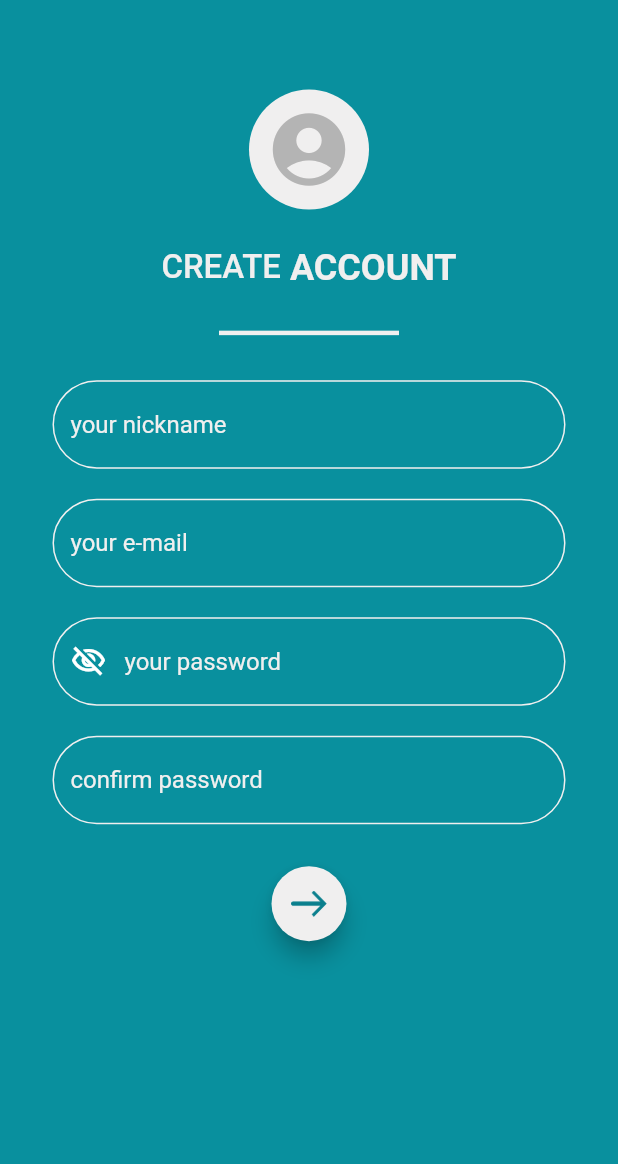
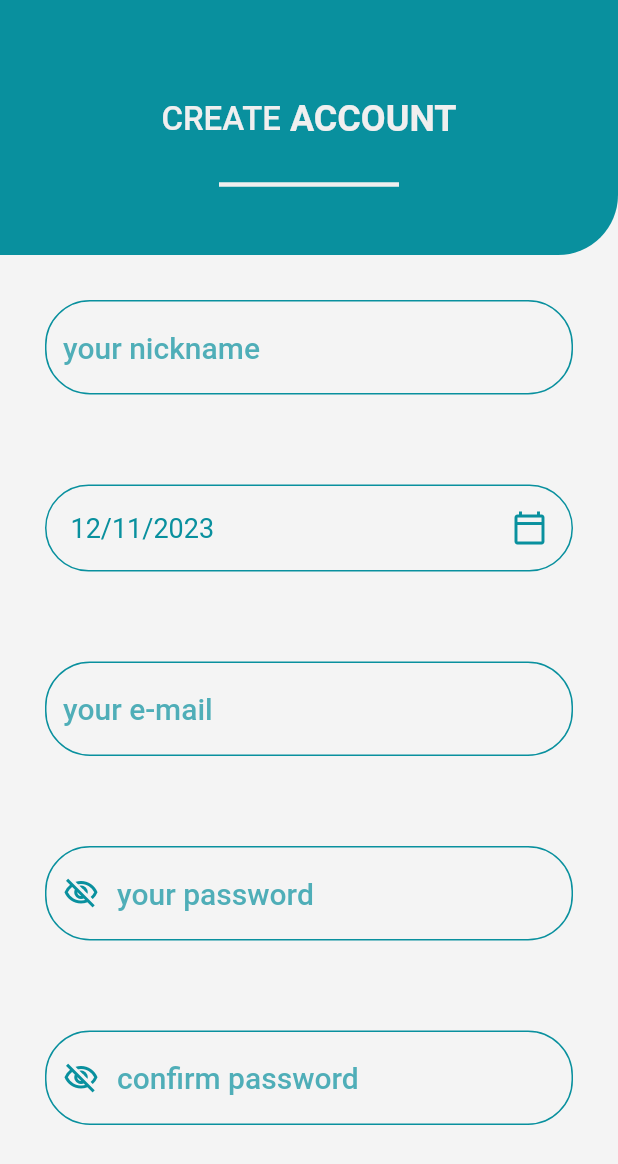
Before and after one commit to m3rof/taafe, a Flutter app: the RegisterScreen screen opened directly, on a phone screen of 412 x 824 dp. Shown: the top 1164 px of the screen. Run offline on Flutter 3.47's test engine with Material 2 defaults, Android fonts, the phone set to English and light mode, and no system bars; our stand-ins replace bloc, curved_navigation_bar, dio, flutter_bloc, flutter_local_notifications and 2 more; missing offline and left inert: awesome_icons, dart:ffi.

```diff
--- a/lib/layout/home/home_widget/drawer_body.dart
+++ b/lib/layout/home/home_widget/drawer_body.dart
@@ -42,7 +42,7 @@ class DrawerBody extends StatelessWidget {
             itemDrawer(context,FontAwesomeIcons.bell,'Medicine Alarm',(){
               Navigator.push(context, MaterialPageRoute(builder: (context) => const MedicineAlarmScreen(),));
             }),
-            itemDrawer(context,FontAwesomeIcons.heart,'Interests / Hobbies',(){}),
+            itemDrawer(context,FontAwesomeIcons.heart,'Interests',(){}),
             itemDrawer(context,FontAwesomeIcons.calendarTimes,'Appointments',(){
               Navigator.push(context, MaterialPageRoute(builder: (context) => const AppointmentScreen(),));
             }),
--- a/lib/main.dart
+++ b/lib/main.dart
@@ -5,7 +5,9 @@ import 'package:taafe/modules/drawer_items/appointment/appointment_cubit/appoint
 import 'package:taafe/modules/login/login_cubit/login_cubit.dart';
 import 'package:taafe/modules/login/login_screen.dart';
 import 'package:taafe/modules/posts/posts_cubit/posts_cubit.dart';
+import 'package:taafe/modules/register/register_screen.dart';
 import 'package:taafe/modules/setting_items/my_account/my_account_cubit/my_account_cubit.dart';
+import 'package:taafe/modules/test.dart';
 import 'package:taafe/shared/network/local/notification/notification.dart';
 import 'package:taafe/shared/network/remote/dio_helper.dart';
 import 'layout/home/home_cubit/home_cubit.dart';
@@ -43,7 +45,7 @@ class MyApp extends StatelessWidget {
         debugShowCheckedModeBanner: false,
         title: 'taafe',
         theme: ThemeManager.themeApp,
-        home:const HomeScreen(),
+        home:const LoginScreen(),
       ),
     );
   }
--- a/lib/modules/drawer_items/appointment/appointment_screen.dart
+++ b/lib/modules/drawer_items/appointment/appointment_screen.dart
@@ -22,12 +22,12 @@ class AppointmentScreen extends StatelessWidget {
             SliverToBoxAdapter(
               child: Padding(
                 padding: const EdgeInsets.only(
-                    left: SizeManager.s24, right: SizeManager.s22),
+                    left: SizeManager.s16, right: SizeManager.s16),
                 child: Column(
                   crossAxisAlignment: CrossAxisAlignment.start,
                   children: [
                     Text(
-                      'appointment',
+                      'appointment_doctor',
                       style: Theme.of(context).textTheme.bodyLarge,
                     ),
                     SizedBox(
--- a/lib/modules/login/login_screen.dart
+++ b/lib/modules/login/login_screen.dart
@@ -117,7 +117,7 @@ class _LoginScreenState extends State<LoginScreen> {
                       function: () {
                         moveScreen(context: context, screen:const RegisterScreen());
                       },
-                      text: StringManager.newAccount)
+                      text: StringManager.newAccount),
                 ],
               ),
             ),
--- a/lib/modules/register/register_cubit/register_state.dart
+++ b/lib/modules/register/register_cubit/register_state.dart
@@ -7,3 +7,8 @@ class RegisterSuccessState extends RegisterState{}
 class RegisterErrorState extends RegisterState{}
 class RegisterChangeVisibilityState extends RegisterState{}
 class RegisterChangeIconVisibilityState extends RegisterState{}
+class RegisterChangeVisibility2State extends RegisterState{}
+class RegisterChangeIconVisibility2State extends RegisterState{}
+class RegisterDateTimeState extends RegisterState{}
+class RegisterOnClickedState extends RegisterState{}
+class RegistergenderState extends RegisterState{}
--- a/lib/modules/register/register_screen.dart
+++ b/lib/modules/register/register_screen.dart
@@ -1,9 +1,11 @@
 import 'package:flutter/material.dart';
 import 'package:flutter_bloc/flutter_bloc.dart';
+import 'package:intl/intl.dart';
 import 'package:taafe/modules/register/register_cubit/register_state.dart';
 import 'package:taafe/shared/resourses/assets_manager.dart';
 import 'package:taafe/shared/resourses/color_manager.dart';
 import 'package:taafe/shared/resourses/strings_manager.dart';
+import 'package:taafe/shared/resourses/styles.dart';
 import 'package:taafe/shared/resourses/value_app.dart';
 
 import '../../shared/components/components.dart';
@@ -51,86 +53,162 @@ class _RegisterScreenState extends State<RegisterScreen> {
     return BlocConsumer<RegisterCubit, RegisterState>(
       listener: (context, state) {},
       builder: (context, state) => Scaffold(
-        backgroundColor: ColorManager.primaryColor,
-        body: Padding(
-          padding: const EdgeInsets.all(SizeManager.s35),
-          child: SingleChildScrollView(
+        body: SingleChildScrollView(
           child: Form(
             key: key,
             child: Column(
               crossAxisAlignment: CrossAxisAlignment.center,
               children: [
-                  SizedBox(
-                    height: hightMedia(context: context, h: SizeManager.s_03),
-                  ),
-                  userPhoto(null),
-                  SizedBox(
-                    height: hightMedia(context: context, h: SizeManager.s_03),
-                  ),
+                Container(
+                  padding: const EdgeInsets.only(top: SizeManager.s20),
+                  width: double.infinity,
+                  height: SizeManager.s170,
+                  decoration: const BoxDecoration(
+                      color: ColorManager.primaryColor,
+                      borderRadius: BorderRadius.only(
+                          bottomRight: Radius.circular(SizeManager.s40))),
+                  child: Column(
+                    mainAxisAlignment: MainAxisAlignment.center,
+                    children: [
                       createAccountText(),
                       const SizedBox(
                         height: SizeManager.s28,
                       ),
                       line(),
-                  const SizedBox(
-                    height: SizeManager.s30,
+                    ],
                   ),
-                  textFieldRegister(
+                ),
+                Padding(
+                  padding: const EdgeInsets.all(SizeManager.s30),
+                  child: textFieldRegister(
                     textInputType: TextInputType.text,
                     controller: username,
                     hint: StringManager.userRegister,
                     validator: StringManager.userValidatorRegister,
                   ),
-                  const SizedBox(
-                    height: SizeManager.s20,
                 ),
-                  textFieldRegister(
+                Padding(
+                  padding: const EdgeInsets.all(SizeManager.s30),
+                  child: InkWell(
+                    onTap: () {
+                      cubit.showCalender(context: context);
+                    },
+                    child: Container(
+                      padding: const EdgeInsets.all(SizeManager.s16),
+                      decoration: BoxDecoration(
+                          borderRadius: const BorderRadius.all(
+                            Radius.circular(SizeManager.s30),
+                          ),
+                          border: Border.all(color: ColorManager.primaryColor)),
+                      child: Row(
+                        children: [
+                          Text(
+                              DateFormat('MM/dd/yyyy').format(cubit.dateTime),
+                              style: StylesManager.headPrimary3.copyWith(
+                                  fontSize: SizeManager.s18,
+                                  fontWeight: FontWeight.w400)),
+                          const Spacer(),
+                          const Icon(
+                            Icons.calendar_today_outlined,
+                            color: ColorManager.primaryColor,
+                          )
+                        ],
+                      ),
+                    ),
+                  ),
+                ),
+                Padding(
+                  padding: const EdgeInsets.all(SizeManager.s30),
+                  child: textFieldRegister(
                     textInputType: TextInputType.emailAddress,
                     email: true,
                     controller: email,
                     hint: StringManager.emailRegister,
                     validator: StringManager.emailValidatorRegister,
                   ),
-                  const SizedBox(
-                    height: SizeManager.s20,
                 ),
-                  textFieldRegister(
-                    obsurce:cubit.visibility,
-                    prefixIcon:IconButton(
+                Padding(
+                  padding: const EdgeInsets.all(SizeManager.s30),
+                  child: textFieldRegister(
+                    obsurce: cubit.visibility1,
+                    prefixIcon: IconButton(
                       onPressed: () {
                         cubit.changeVisibility();
                         cubit.changeIconVisibility();
                       },
                       icon: cubit.iconVisibility,
-                        color: Colors.white,
+                      color: ColorManager.primaryColor,
                     ),
                     textInputType: TextInputType.visiblePassword,
                     controller: password,
                     hint: StringManager.passwordRegister,
                     validator: StringManager.passwordValidatorRegister,
                   ),
-                  const SizedBox(
-                    height: SizeManager.s20,
                 ),
-                  textFieldRegister(
-                    suffixIcon: confirmPassword.text == password.text &&
+                Padding(
+                  padding: const EdgeInsets.all(SizeManager.s30),
+                  child: textFieldRegister(
+                    suffixIcon:
+                        confirmPassword.text.trim() == password.text.trim() &&
                                 password.text != '' &&
                                 confirmPassword != ''
-                        ? const Icon(
-                            Icons.done,
-                            color: Colors.white,
-                            size: SizeManager.s28
-                          )
+                            ? const Icon(Icons.done,
+                                color: ColorManager.primaryColor,
+                                size: SizeManager.s28)
                             : null,
                     textInputType: TextInputType.visiblePassword,
                     controller: confirmPassword,
                     hint: StringManager.confirmRegister,
                     validator: StringManager.confirmValidatorRegister,
+                    obsurce: cubit.visibility2,
+                    prefixIcon: IconButton(
+                      onPressed: () {
+                        cubit.changeVisibility2();
+                        cubit.changeIconVisibility2();
+                      },
+                      icon: cubit.iconVisibility2,
+                      color: ColorManager.primaryColor,
+                    ),
+                  ),
+                ),
+                Padding(
+                  padding: const EdgeInsets.all(SizeManager.s30),
+                  child: Row(
+                    children: [
+                      Expanded(
+                        child: RadioListTile(
+                          title: Text(
+                            'male',
+                            style: StylesManager.or.copyWith(
+                                fontSize: 18, fontWeight: FontWeight.w500),
+                          ),
+                          activeColor: ColorManager.primaryColor,
+                          value: RegisterCubit.gender[0],
+                          groupValue: cubit.currentType,
+                          onChanged: (value) => cubit.radioFunction(value),
+                        ),
+                      ),
+                      Expanded(
+                        child: RadioListTile(
+                          activeColor: ColorManager.primaryColor,
+                          title: Text(
+                            'female',
+                            style: StylesManager.or.copyWith(
+                                fontSize: 18, fontWeight: FontWeight.w500),
+                          ),
+                          value: RegisterCubit.gender[1],
+                          groupValue: cubit.currentType,
+                          onChanged: (value) => cubit.radioFunction(value),
+                        ),
+                      ),
+                    ],
+                  ),
                 ),
                 const SizedBox(
                   height: SizeManager.s28,
                 ),
-                  floatingButton(() {
+                ElevatedButton(
+                    onPressed: () {
                       cubit.checkValidation(
                           context: context,
                           key: key,
@@ -139,15 +217,11 @@ class _RegisterScreenState extends State<RegisterScreen> {
                           confirmController: confirmPassword,
                           userController: username);
                     },
-                      const Image(
-                        image: AssetImage(AssetsManager.right),
-                        width: SizeManager.s24,
-                        height: SizeManager.s24,
+                    child: const Text('Register')),
+                const SizedBox(
+                  height: SizeManager.s28,
                 ),
-                      width: SizeManager.s50,
-                      height: SizeManager.s50)
               ],
-              ),
             ),
           ),
         ),
--- a/lib/shared/components/components.dart
+++ b/lib/shared/components/components.dart
@@ -1,10 +1,14 @@
 import 'package:awesome_icons/awesome_icons.dart';
 import 'package:curved_navigation_bar/curved_navigation_bar.dart';
+import 'package:flutter/cupertino.dart';
 import 'package:flutter/material.dart';
 import 'package:readmore/readmore.dart';
 import 'package:smooth_star_rating_null_safety/smooth_star_rating_null_safety.dart';
+import 'package:taafe/modules/about_doctor/about_doctor_screen.dart';
+import 'package:taafe/modules/drawer_items/appointment/appointment_screen.dart';
 import 'package:taafe/modules/posts/posts_cubit/posts_cubit.dart';
 import '../../layout/home/home_cubit/home_cubit.dart';
+import '../../modules/appointment_doctor/appointment_doctor_screen.dart';
 import '../../modules/drawer_items/medicine_alarm/medicine_alarm_cubit/medicine_alarm_cubit.dart';
 import '../resourses/assets_manager.dart';
 import '../resourses/color_manager.dart';
@@ -86,23 +90,20 @@ Widget textFieldRegister(
       return null;
     },
     controller: controller,
-    style: StylesManager.hint,
+    style: StylesManager.headPrimary3.copyWith(fontWeight: FontWeight.w500),
     obscureText: obsurce,
     keyboardType: textInputType,
-    cursorColor: ColorManager.textWhite,
+    cursorColor: ColorManager.primaryColor,
     decoration: InputDecoration(
       suffixIcon: suffixIcon,
       hintText: hint,
-      hintStyle: StylesManager.hint,
-      focusedErrorBorder: const OutlineInputBorder(
-          borderRadius: BorderRadius.all(Radius.circular(SizeManager.s30)),
-          borderSide: BorderSide(color: ColorManager.textWhite)),
+      hintStyle: TextStyle(color: ColorManager.primaryColor.withOpacity(.7)),
       focusedBorder: const OutlineInputBorder(
           borderRadius: BorderRadius.all(Radius.circular(SizeManager.s30)),
-          borderSide: BorderSide(color: ColorManager.textWhite)),
+          borderSide: BorderSide(color: ColorManager.primaryColor)),
       enabledBorder: const OutlineInputBorder(
           borderRadius: BorderRadius.all(Radius.circular(SizeManager.s30)),
-          borderSide: BorderSide(color: ColorManager.textWhite)),
+          borderSide: BorderSide(color: ColorManager.primaryColor)),
       prefixIcon: prefixIcon,
     ),
   );
@@ -456,7 +457,11 @@ Widget starsYellow() {
 }
 
 Widget itemTherapists(context) {
-  return Container(
+  return InkWell(
+    onTap: (){
+      moveScreen(context: context, screen:const AboutDoctorScreen());
+    },
+    child: Container(
       margin: const EdgeInsets.all(SizeManager.s14),
       child: Column(
         children: [
@@ -511,6 +516,7 @@ Widget itemTherapists(context) {
             ],
           )
         ],
+      ),
     ),
   );
 }
@@ -739,7 +745,6 @@ Widget itemTherapistsV(context) {
     padding: const EdgeInsets.all(SizeManager.s10),
     margin: const EdgeInsets.all(SizeManager.s14),
     height: SizeManager.s250,
-    width: SizeManager.s84,
     decoration: BoxDecoration(
       border:
           Border.all(color: ColorManager.primaryColor, width: SizeManager.s_7),
@@ -754,7 +759,8 @@ Widget itemTherapistsV(context) {
           children: [
             profileImage(SizeManager.s75, SizeManager.s75, SizeManager.s55),
             const SizedBox(width: SizeManager.s10),
-            Column(
+            Expanded(
+              child: Column(
                 crossAxisAlignment: CrossAxisAlignment.start,
                 children: [
                   Row(
@@ -772,24 +778,15 @@ Widget itemTherapistsV(context) {
                   const SizedBox(
                     height: SizeManager.s2,
                   ),
+
+                  Row(
+                    children: [
                       Text(
                         'Pyschologist',
                         style: StylesManager.itemHome
                             .copyWith(fontSize: SizeManager.s16),
                       ),
-                const SizedBox(
-                  height: SizeManager.s2,
-                ),
-                starsYellow(),
-                const SizedBox(
-                  height: SizeManager.s2,
-                ),
-                Text(
-                  '4.78 (1,354 reviews)',
-                  style: StylesManager.or.copyWith(fontSize: SizeManager.s11),
-                )
-              ],
-            ),
+                      const Spacer(),
                       Row(
                         crossAxisAlignment: CrossAxisAlignment.center,
                         children: [
@@ -804,6 +801,22 @@ Widget itemTherapistsV(context) {
                           )
                         ],
                       )
+                    ],
+                  ),
+                  const SizedBox(
+                    height: SizeManager.s2,
+                  ),
+                  starsYellow(),
+                  const SizedBox(
+                    height: SizeManager.s2,
+                  ),
+                  Text(
+                    '4.78 (1,354 reviews)',
+                    style: StylesManager.or.copyWith(fontSize: SizeManager.s11),
+                  )
+                ],
+              ),
+            ),
           ],
         ),
         Text(
@@ -912,9 +925,7 @@ Widget itemTherapistsV(context) {
                   style: StylesManager.itemHome
                       .copyWith(fontSize: SizeManager.s10),
                 ),
-                const SizedBox(
-                  width: SizeManager.s55,
-                ),
+                const Spacer(),
                 greenContainer(text: StringManager.appointment, function: () {})
               ],
             )
@@ -1765,7 +1776,7 @@ Widget aboutDoctor(context) {
     ),
     child: Padding(
       padding:
-          const EdgeInsets.only(left: SizeManager.s22, right: SizeManager.s24),
+          const EdgeInsets.only(left: SizeManager.s14, right: SizeManager.s14),
       child: Column(
         crossAxisAlignment: CrossAxisAlignment.start,
         children: [
@@ -1895,8 +1906,8 @@ Widget aboutDoctor(context) {
           Align(
               alignment: Alignment.center,
               child: greenContainer(
-                  text: 'Make an appointment',
-                  function: () {},
+                  text: 'Make an appointment_doctor',
+                  function: () {moveScreen(context: context, screen:const AppointmentDoctorScreen());},
                   top: SizeManager.s10,
                   left: SizeManager.s10,
                   right: SizeManager.s10,
@@ -2000,42 +2011,47 @@ Widget itemAlarm(MedicineAlarmCubit cubit) {
     decoration: const BoxDecoration(
         color: ColorManager.primaryColor,
         borderRadius: BorderRadius.all(Radius.circular(SizeManager.s20))),
-    child: Column(
-      children: [
-        Row(
+    child: Row(
+      crossAxisAlignment: CrossAxisAlignment.center,
+      children: [
+        Column(
           children: [
             Text(
               MedicineAlarmCubit.medicineAlarm[0].name,
               style: StylesManager.greenContainer
                   .copyWith(fontSize: SizeManager.s24),
             ),
+            Row(
+              children: [
+                Text(
+                  MedicineAlarmCubit.medicineAlarm[0].clock,
+                  style: StylesManager.greenContainer
+                      .copyWith(fontSize: SizeManager.s18),
+                ),
+                const SizedBox(
+                  width: SizeManager.s4,
+                ),
+                Text(
+                  '(${MedicineAlarmCubit.medicineAlarm[0].day})',
+                  style: StylesManager.greenContainer
+                      .copyWith(fontSize: SizeManager.s18),
+                ),
+                const SizedBox(
+                  height: SizeManager.s4,
+                ),
+              ],
+            ),
+          ],
+        ),
         const Spacer(),
+        Column(
+          children: [
             Switch(
               value: MedicineAlarmCubit.medicineAlarm[0].turn,
               onChanged: (value) => cubit.changeTurn(),
               activeColor: ColorManager.headOrange,
               activeTrackColor: Colors.white,
             ),
-          ],
-        ),
-        Row(
-          children: [
-            Text(
-              MedicineAlarmCubit.medicineAlarm[0].clock,
-              style: StylesManager.greenContainer
-                  .copyWith(fontSize: SizeManager.s18),
-            ),
-            const SizedBox(
-              width: SizeManager.s4,
-            ),
-            Text(
-              '(${MedicineAlarmCubit.medicineAlarm[0].day})',
-              style: StylesManager.greenContainer
-                  .copyWith(fontSize: SizeManager.s18),
-            ),
-            const SizedBox(
-              width: SizeManager.s130,
-            ),
             Text(
               MedicineAlarmCubit.medicineAlarm[0].turn == true ? 'ON' : 'OFF',
               style: StylesManager.greenContainer
@@ -2043,9 +2059,6 @@ Widget itemAlarm(MedicineAlarmCubit cubit) {
             ),
           ],
         ),
-        const SizedBox(
-          height: SizeManager.s4,
-        )
       ],
     ),
   );
@@ -2286,3 +2299,23 @@ Widget dropFormAdd(
     ),
   );
 }
+
+Widget buildDatePicker(dateTime,function(value)) => SizedBox(
+  height: 180,
+  child: CupertinoDatePicker(
+    initialDateTime: dateTime,
+    maximumYear: DateTime.now().year,
+    onDateTimeChanged: (value) =>function(value),
+    mode: CupertinoDatePickerMode.date,
+  ),
+);
+
+Future showSheet(context, Widget child, onClicked) {
+  return showCupertinoModalPopup(
+      context: context,
+      builder: (context) => CupertinoActionSheet(
+        actions: [child],
+        cancelButton: CupertinoActionSheetAction(
+            child: Text('done'), onPressed: onClicked),
+      ));
+}
--- a/lib/shared/network/remote/dio_helper.dart
+++ b/lib/shared/network/remote/dio_helper.dart
@@ -9,6 +9,7 @@ class DioHelper {
         BaseOptions(
             baseUrl: baseUrl,
             receiveDataWhenStatusError: true,
+            headers: {'Accept': 'application/json'},
         )
     );
   }
--- a/lib/shared/network/remote/end_points.dart
+++ b/lib/shared/network/remote/end_points.dart
@@ -3,4 +3,4 @@ const String baseUrl='http://10.0.2.2:8000';
 
 const String login='/auth/login';
 
-const String signup='/auth/signup';
+const String signupPatient='/auth/patient-signup';
--- a/lib/shared/resourses/strings_manager.dart
+++ b/lib/shared/resourses/strings_manager.dart
@@ -36,7 +36,7 @@ class StringManager{
   static const String sort='sort by category';
   static const String about='About the doctor';
   static const String aboutContent='  Lorem ipsum dolor sit amet, consectetur adipisicing elit, sed do eiusmod tempor incididunt ut labore et dolore magna aliqua.';
-  static const String appointment='Make an appointment';
+  static const String appointment='Make an appointment_doctor';
   static const String depression='Depression solutions';
   static const String read='Read More';
   static const String edit='Edit info';
--- a/pubspec.yaml
+++ b/pubspec.yaml
@@ -41,6 +41,7 @@ dependencies:
   dio:
   flutter_local_notifications: ^16.2.0
   readmore: ^2.2.0
+  intl:
 
 #  flutter_rating_bar: ^4.0.1
   smooth_star_rating_null_safety: ^1.0.4+2
```
Also changed, not shown: lib/modules/appointment_doctor/appointment_doctor_screen.dart (added, +59 -0 lines), lib/modules/login/login_cubit/login_cubit.dart (+17 -10 lines), lib/modules/posts/add_post_screen.dart (+5 -5 lines), lib/modules/register/register_cubit/register_cubit.dart (+89 -19 lines), lib/modules/test.dart (added, +44 -0 lines), pubspec.lock. Lines whose indentation alone changed are shown as unchanged.
